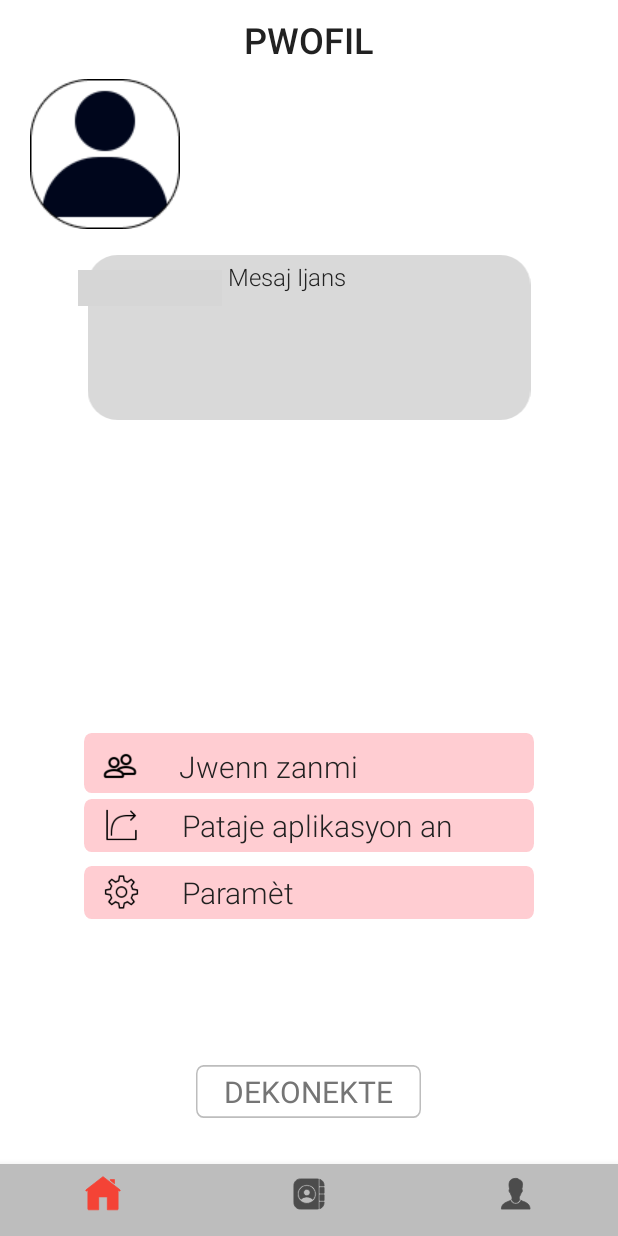
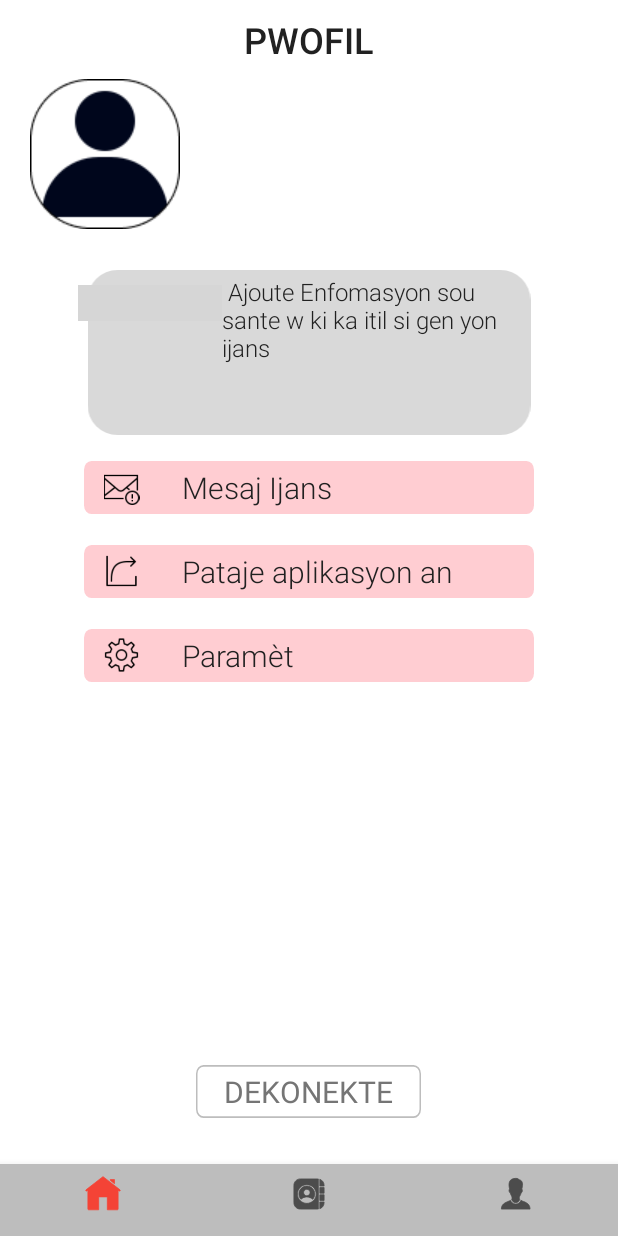
Before and after one commit to SLG-2022-G3/HELP, an Android app: the fragment ProfileFragment placed in its activity, on a phone screen of 412 x 824 dp. Run offline under Robolectric (Android 15) with nearby library versions, the light colour scheme and no system bars; pictures from the network do not load; Roboto replaces fonts that are not available here; 3 statements that could not run were skipped; grey boxes are pictures that could not be loaded.

Commit message:
Enhancement to Profile Screen Layout

```diff
--- a/app/src/main/java/com/slg/G3/sos/fragments/ProfileFragment.java
+++ b/app/src/main/java/com/slg/G3/sos/fragments/ProfileFragment.java
@@ -88,7 +88,7 @@ public class ProfileFragment extends Fragment {
 
 
         tvName = view.findViewById(R.id.tvName);
-        tvDescription = view.findViewById(R.id.tvDescription);
+        tvDescription = view.findViewById(R.id.tvInfo);
 
         ivProfPic = view.findViewById(R.id.ivProfilePic);
 
@@ -98,7 +98,7 @@ public class ProfileFragment extends Fragment {
         btnLogout = view.findViewById(R.id.btnLogout);
 
         tvName.setText(ParseUser.getCurrentUser().getUsername());
-        tvDescription.setText(ParseUser.getCurrentUser().getEmail());
+//        tvDescription.setText(ParseUser.getCurrentUser().getEmail());
 //        ParseFile parseFile = user.getImage();
 //        if (parseFile != null) {
 //            Glide.with(context).load(parseFile.getUrl()).into(ivProfPic);
--- a/app/src/main/res/layout/fragment_profile.xml
+++ b/app/src/main/res/layout/fragment_profile.xml
@@ -75,7 +75,7 @@
             android:layout_height="wrap_content"
             android:layout_below="@+id/ivProfilePic"
             android:clickable="true"
-            android:layout_marginTop="15dp"
+            android:layout_marginTop="25dp"
             android:padding="2dp">
 
             <ImageView
@@ -101,71 +101,26 @@
                 android:id="@+id/tvInfo"
                 android:layout_width="wrap_content"
                 android:layout_height="wrap_content"
+                android:layout_alignTop="@+id/shape"
+                android:layout_alignEnd="@+id/shape"
                 android:layout_marginStart="0dp"
-                android:layout_alignTop="@+id/shape"
                 android:layout_marginTop="3dp"
-                android:layout_alignEnd="@+id/shape"
-                android:layout_marginEnd="60dp"
+                android:layout_marginEnd="65dp"
                 android:layout_toEndOf="@id/icInfo"
                 android:fontFamily="sans-serif-light"
+                android:text=" Ajoute Enfomasyon sou sante w ki ka itil si gen yon ijans"
                 android:textColor="@color/black"
                 android:textSize="16sp"
-                android:text=" Mesaj Ijans"
                 tools:text=" Klike la pou ajoute kek enfomasyon sou sante w tankou : Aleji, Enstriksyon sou san, elatriye  ' " />
         </RelativeLayout>
 
         <RelativeLayout
-            android:id="@+id/btnEMsg"
             android:layout_width="match_parent"
             android:layout_height="wrap_content"
-            android:layout_above="@+id/btnshare"
-            android:clickable="true"
-            android:padding="2dp">
-
-            <ImageView
-                android:id="@+id/shape1"
-                android:layout_width="match_parent"
-                android:layout_height="wrap_content"
-                android:layout_centerInParent="true"
-                android:src="@drawable/fill_btns_shape"
-                android:clickable="true"
-                />
-
-            <ImageView
-                android:id="@+id/iconMsg"
-                android:layout_width="wrap_content"
-                android:layout_height="24dp"
-                android:layout_alignStart="@+id/shape1"
-                android:layout_alignTop="@+id/shape1"
-                android:layout_centerVertical="true"
-                android:layout_marginStart="50dp"
-                android:src="@drawable/sos_message" />
-
-            <TextView
-                android:id="@+id/tvMsg"
-                android:layout_width="wrap_content"
-                android:layout_height="wrap_content"
-                android:layout_centerVertical="true"
-                android:layout_marginStart="10dp"
-                android:layout_alignTop="@+id/shape1"
-                android:layout_marginTop="20dp"
-                android:layout_alignEnd="@+id/shape1"
-                android:layout_toEndOf="@id/iconMsg"
-                android:fontFamily="sans-serif-light"
-                android:textColor="@color/black"
-                android:textSize="18sp"
-                android:text=" Mesaj Ijans"
-                tools:text="Mesaj Ijans : 'M an danje' " />
-        </RelativeLayout>
-
-
-
-        <RelativeLayout
-            android:layout_width="match_parent"
-            android:layout_height="wrap_content"
-            android:id="@+id/btnFFriends"
-            android:layout_above="@+id/btnshare"
-            android:padding="2dp"
+            android:id="@+id/btnEMsg"
+            android:layout_below="@+id/rlInfoPerso"
+            android:padding="5dp"
+            android:layout_marginTop="10dp"
             android:clickable="true">
 
             <ImageView
@@ -178,30 +133,32 @@
             <ImageView
                 android:layout_width="wrap_content"
                 android:layout_height="24dp"
-                android:src="@drawable/find_friends"
+                android:src="@drawable/sos_message"
                 android:layout_alignStart="@+id/shape3"
                 android:layout_centerVertical="true"
                 android:layout_marginStart="0dp"
                 android:id="@+id/iconFFriends" />
+
             <TextView
                 android:layout_width="wrap_content"
                 android:layout_height="wrap_content"
-                android:text="Jwenn zanmi"
+                android:layout_centerVertical="true"
+                android:layout_marginStart="15dp"
+                android:layout_toEndOf="@id/iconFFriends"
                 android:fontFamily="sans-serif-light"
+                android:text="Mesaj Ijans"
+                android:id="@+id/tvMsg"
                 android:textColor="@color/black"
-                android:layout_marginStart="15dp"
-                android:textSize="20sp"
-                android:layout_toEndOf="@id/iconFFriends"
-                android:layout_centerVertical="true"/>
+                android:textSize="20sp" />
         </RelativeLayout>
 
         <RelativeLayout
             android:layout_width="match_parent"
             android:layout_height="wrap_content"
             android:id="@+id/btnshare"
-            android:layout_above="@id/btnSettings"
-            android:layout_marginBottom="5dp"
-            android:padding="2dp"
+            android:layout_below="@+id/btnEMsg"
+            android:layout_marginTop="10dp"
+            android:padding="5dp"
             android:clickable="true">
 
             <ImageView
@@ -236,9 +193,9 @@
             android:layout_width="match_parent"
             android:layout_height="wrap_content"
             android:id="@+id/btnSettings"
-            android:layout_above="@id/logout"
-            android:padding="2dp"
-            android:layout_marginBottom="80dp"
+            android:layout_below="@+id/btnshare"
+            android:layout_marginTop="10dp"
+            android:padding="5dp"
             android:clickable="true">
 
             <ImageView
```
